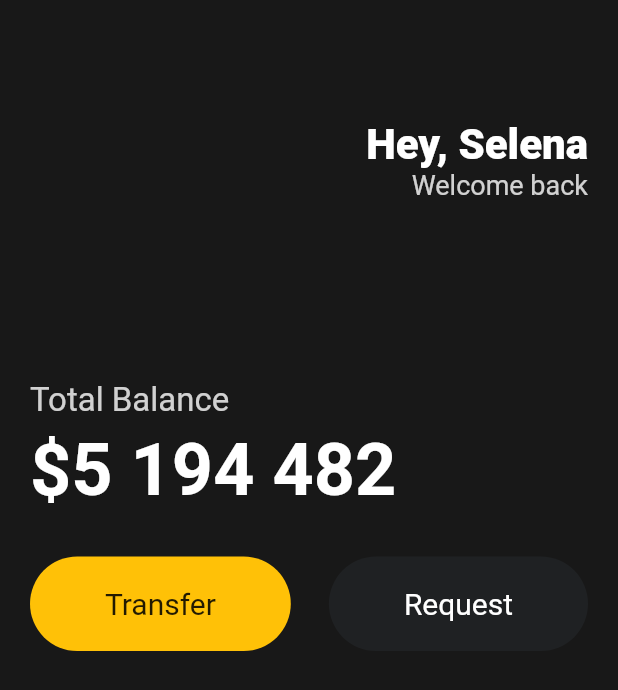
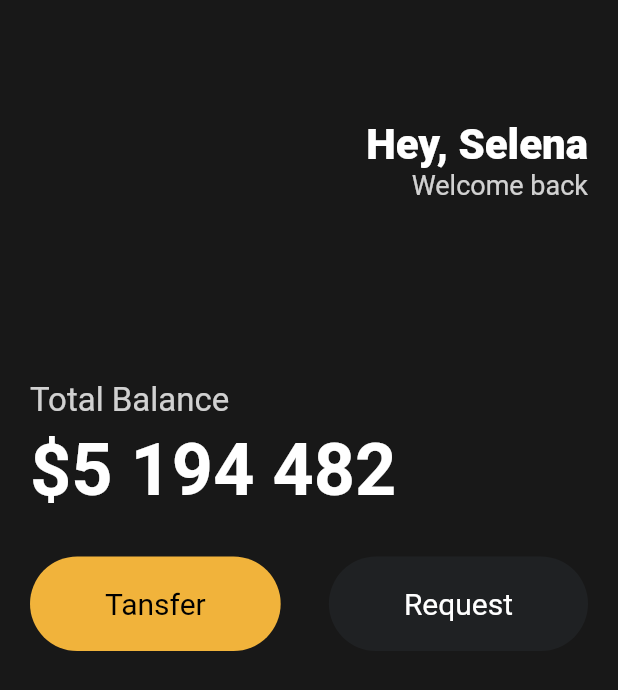
Before and after one commit to woajun/nomard_toolfix, a Flutter app: the screen it shows after launch, on a phone screen of 412 x 824 dp. Shown: the top 690 px of the screen. Run offline on Flutter 3.47's test engine with Material 2 defaults, Android fonts, the phone set to English and light mode, and no system bars.

Commit message:
add custom button

```diff
--- a/lib/main.dart
+++ b/lib/main.dart
@@ -1,4 +1,6 @@
 import 'package:flutter/material.dart';
+
+import 'widgets/button.dart';
 
 void main() {
   runApp(const App());
@@ -70,33 +72,15 @@ class App extends StatelessWidget {
               ),
               Row(
                 mainAxisAlignment: MainAxisAlignment.spaceBetween,
-                children: [
-                  Container(
-                    decoration: BoxDecoration(
-                        color: Colors.amber,
-                        borderRadius: BorderRadius.circular(45)),
-                    child: const Padding(
-                      padding:
-                          EdgeInsets.symmetric(horizontal: 50, vertical: 20),
-                      child: Text(
-                        "Transfer",
-                        style: TextStyle(fontSize: 20),
-                      ),
-                    ),
-                  ),
-                  Container(
-                    decoration: BoxDecoration(
-                        color: const Color(0xFF1F2123),
-                        borderRadius: BorderRadius.circular(45)),
-                    child: const Padding(
-                      padding:
-                          EdgeInsets.symmetric(horizontal: 50, vertical: 20),
-                      child: Text(
-                        "Request",
-                        style: TextStyle(color: Colors.white, fontSize: 20),
-                      ),
-                    ),
-                  ),
+                children: const [
+                  Button(
+                      text: 'Tansfer',
+                      bgColor: Color(0xFFF1B33B),
+                      textColor: Colors.black),
+                  Button(
+                      text: 'Request',
+                      bgColor: Color(0xFF1F2123),
+                      textColor: Colors.white),
                 ],
               )
             ],
--- /dev/null
+++ b/lib/widgets/button.dart
@@ -0,0 +1,28 @@
+import 'package:flutter/material.dart';
+
+class Button extends StatelessWidget {
+  final String text;
+  final Color bgColor;
+  final Color textColor;
+
+  const Button(
+      {super.key,
+      required this.text,
+      required this.bgColor,
+      required this.textColor});
+
+  @override
+  Widget build(BuildContext context) {
+    return Container(
+      decoration: BoxDecoration(
+          color: bgColor, borderRadius: BorderRadius.circular(45)),
+      child: Padding(
+        padding: const EdgeInsets.symmetric(horizontal: 50, vertical: 20),
+        child: Text(
+          text,
+          style: TextStyle(color: textColor, fontSize: 20),
+        ),
+      ),
+    );
+  }
+}
```
